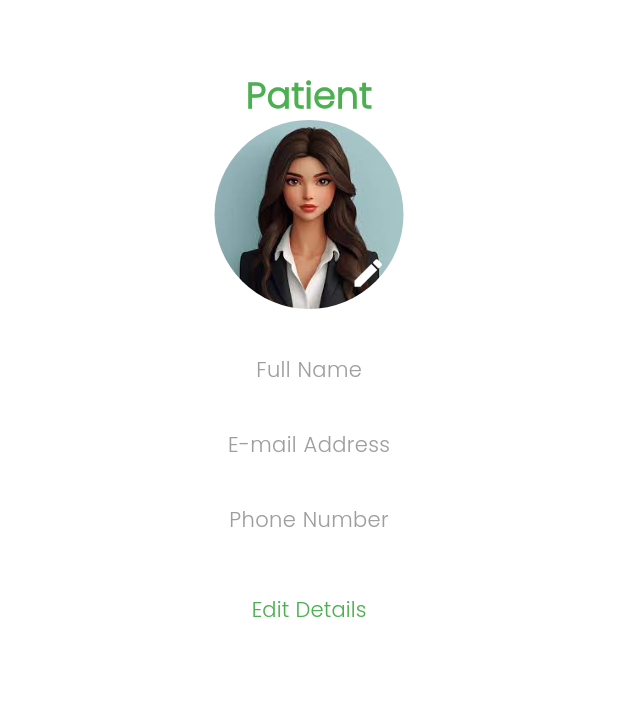
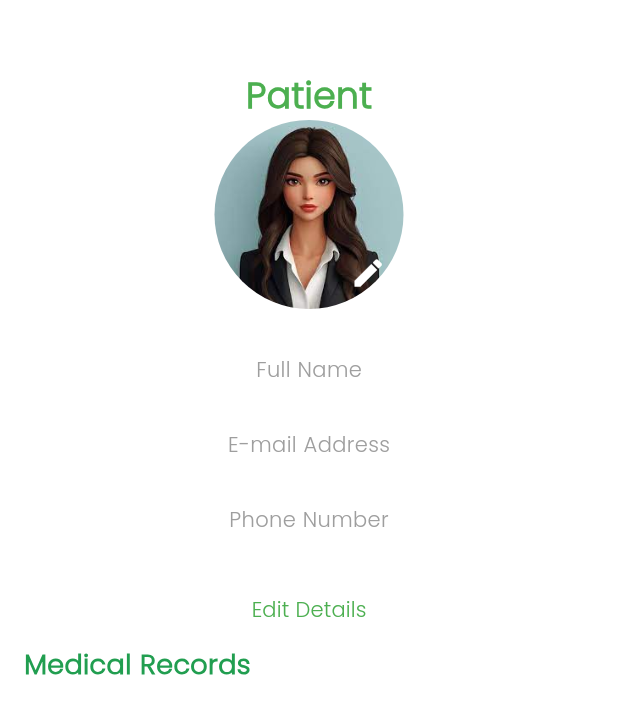
Before and after one commit to zeus0204/patient_app, a Flutter app: the ProfilePage screen opened directly, after a tap on the "edit" icon, on a phone screen of 412 x 824 dp. Shown: the top 714 px of the screen. Run offline on Flutter 3.47's test engine with Material 3 defaults, Android fonts, the phone set to English and light mode, and no system bars; our stand-ins replace cloud_firestore, firebase_auth, firebase_core, flutter_carousel_widget, google_fonts, image_picker and 3 more; accounts and stored records are empty; project files that could hold a hidden picture were left out.

Commit message:
add medical record section to profile page

```diff
--- a/lib/Pages/Home/Profile/profile.dart
+++ b/lib/Pages/Home/Profile/profile.dart
@@ -1,10 +1,12 @@
 import 'dart:io';
 import 'package:flutter/material.dart';
+import 'package:image_picker/image_picker.dart';
+import 'package:cloud_firestore/cloud_firestore.dart';
+import 'package:intl/intl.dart'; // For date formatting
+
 import '../../../data/db_helper.dart';
 import '../../../data/session.dart';
 import '../../../data/model/User.dart';
-import 'package:image_picker/image_picker.dart';
-
 import 'edit_profile.dart';
 
 class ProfilePage extends StatefulWidget {
@@ -19,6 +21,7 @@ class _ProfilePageState extends State<ProfilePage> {
   bool _isLoading = true;
   final ImagePicker _picker = ImagePicker();
   String? _imagePath;
+  List<Map<String, dynamic>> _records = [];
 
   @override
   void initState() {
@@ -35,16 +38,102 @@ class _ProfilePageState extends State<ProfilePage> {
           setState(() {
             _user = User.fromMap(userData);
           });
-
+          _fetchRecords(email);
         }
       }
     } catch (e) {
-      // It's good practice to handle the error, e.g. log it or show feedback
+      // Handle error
     } finally {
       setState(() {
         _isLoading = false;
       });
     }
+  }
+
+  Future<void> _fetchRecords(String email) async {
+    try {
+      QuerySnapshot querySnapshot = await FirebaseFirestore.instance
+          .collection('records')
+          .where('patientEmail', isEqualTo: email)
+          .get();
+
+      setState(() {
+        _records =
+            querySnapshot.docs.map((doc) => doc.data() as Map<String, dynamic>).toList();
+      });
+    } catch (e) {
+      // Handle error
+    }
+  }
+
+  Widget _buildMedicalRecordSection(String title, List<Map<String, dynamic>> items) {
+    return Column(
+      crossAxisAlignment: CrossAxisAlignment.start,
+      children: [
+        Text(
+          title,
+          style: const TextStyle(
+            fontSize: 18,
+            fontWeight: FontWeight.bold,
+            color: Color.fromRGBO(33, 158, 80, 1),
+          ),
+        ),
+        const SizedBox(height: 12),
+        Expanded( // Wrap ListView in Expanded to take available space
+          child: ListView.builder(
+            shrinkWrap: true,
+            physics: const BouncingScrollPhysics(), // Use a scrollable physics
+            itemCount: items.length,
+            itemBuilder: (context, index) {
+              final item = items[index];
+              var timestamp = item['time'];
+              String formattedTime = 'N/A';
+              if (timestamp != null && timestamp is Timestamp) {
+                DateTime dateTime = timestamp.toDate();
+                formattedTime = DateFormat('yyyy-MM-dd HH:mm').format(dateTime);
+              }
+              return Card(
+                margin: const EdgeInsets.only(bottom: 8),
+                shape: RoundedRectangleBorder(
+                  borderRadius: BorderRadius.circular(12),
+                ),
+                child: ListTile(
+                  title: Text(
+                    item['title'] ?? 'N/A',
+                    style: const TextStyle(fontWeight: FontWeight.bold),
+                  ),
+                  subtitle: FutureBuilder<String>(
+                    future: getDoctornameByEmail(item['doctorEmail']),
+                    builder: (context, snapshot) {
+                      if (snapshot.connectionState == ConnectionState.waiting) {
+                        return const CircularProgressIndicator(); // Show loading indicator while waiting
+                      } else if (snapshot.hasError) {
+                        return Text('Error: ${snapshot.error}');
+                      } else {
+                        return Column(
+                          crossAxisAlignment: CrossAxisAlignment.start,
+                          children: [
+                            Text(item['subtitle'] ?? 'N/A'),
+                            Text(item['description'] ?? 'N/A'),
+                            Text(snapshot.data ?? 'Unknown Doctor'), // Display doctor name
+                            Text(formattedTime),
+                          ],
+                        );
+                      }
+                    },
+                  ),
+                ),
+              );
+            },
+          ),
+        ),
+      ],
+    );
+  }
+
+  Future<String> getDoctornameByEmail(String doctorEmail) async {
+    Map<String, dynamic>? userData = await DBHelper().getDoctorByEmail(doctorEmail);
+    return userData?['fullName'] ?? 'Unknown Doctor';
   }
 
   Future<void> _pickImage() async {
@@ -74,8 +163,8 @@ class _ProfilePageState extends State<ProfilePage> {
                         style: TextStyle(
                           color: Colors.green,
                           fontSize: 24,
-                          fontWeight: FontWeight.w700
-                          ),
+                          fontWeight: FontWeight.w700,
+                        ),
                       ),
                       Center(
                         child: Stack(
@@ -127,7 +216,7 @@ class _ProfilePageState extends State<ProfilePage> {
                             _user!.email ?? 'E-mail Address',
                             style: const TextStyle(
                               fontSize: 18,
-                              fontWeight: FontWeight.bold
+                              fontWeight: FontWeight.bold,
                             ),
                           ),
                           const SizedBox(height: 4),
@@ -139,7 +228,7 @@ class _ProfilePageState extends State<ProfilePage> {
                             _user!.phoneNumber ?? 'Phone Number',
                             style: const TextStyle(
                               fontSize: 18,
-                              fontWeight: FontWeight.bold
+                              fontWeight: FontWeight.bold,
                             ),
                           ),
                         ],
@@ -147,11 +236,11 @@ class _ProfilePageState extends State<ProfilePage> {
                       Center(
                         child: TextButton(
                           onPressed: () {
-                             Navigator.push(
+                            Navigator.push(
                               context,
                               MaterialPageRoute(builder: (context) => const EditProfile()),
                             ).then((result) {
-                              if(result == true) {
+                              if (result == true) {
                                 _loadUserData();
                               }
                             });
@@ -162,7 +251,12 @@ class _ProfilePageState extends State<ProfilePage> {
                           ),
                         ),
                       ),
-
+                      Expanded(
+                        child: _buildMedicalRecordSection(
+                          'Medical Records',
+                          _records,
+                        ),
+                      ),
                     ],
                   ),
                 ),
```
